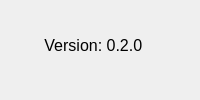
TimSevereijns/D-Viz, file source/Windows/aboutDialog.ui: the form before one commit.
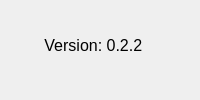
The form after the commit.

Patch:
```diff
--- a/source/Windows/aboutDialog.ui
+++ b/source/Windows/aboutDialog.ui
@@ -28,7 +28,7 @@
     </font>
    </property>
    <property name="text">
-    <string> Version: 0.2.0</string>
+    <string> Version: 0.2.2</string>
    </property>
   </widget>
  </widget>
```
